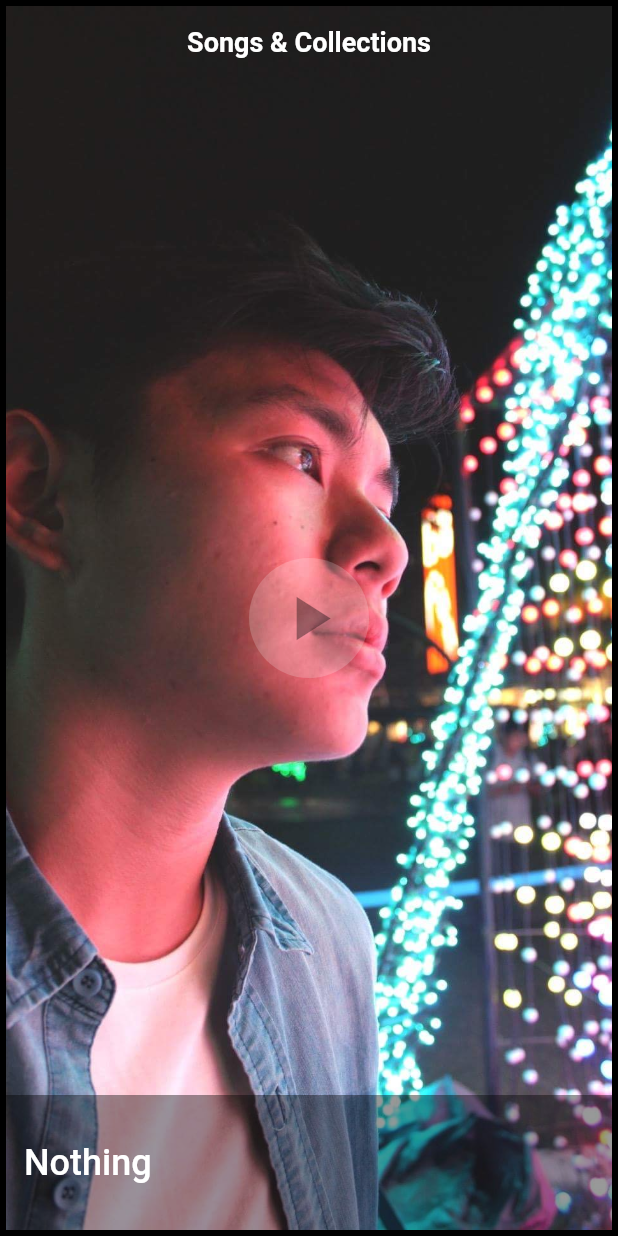
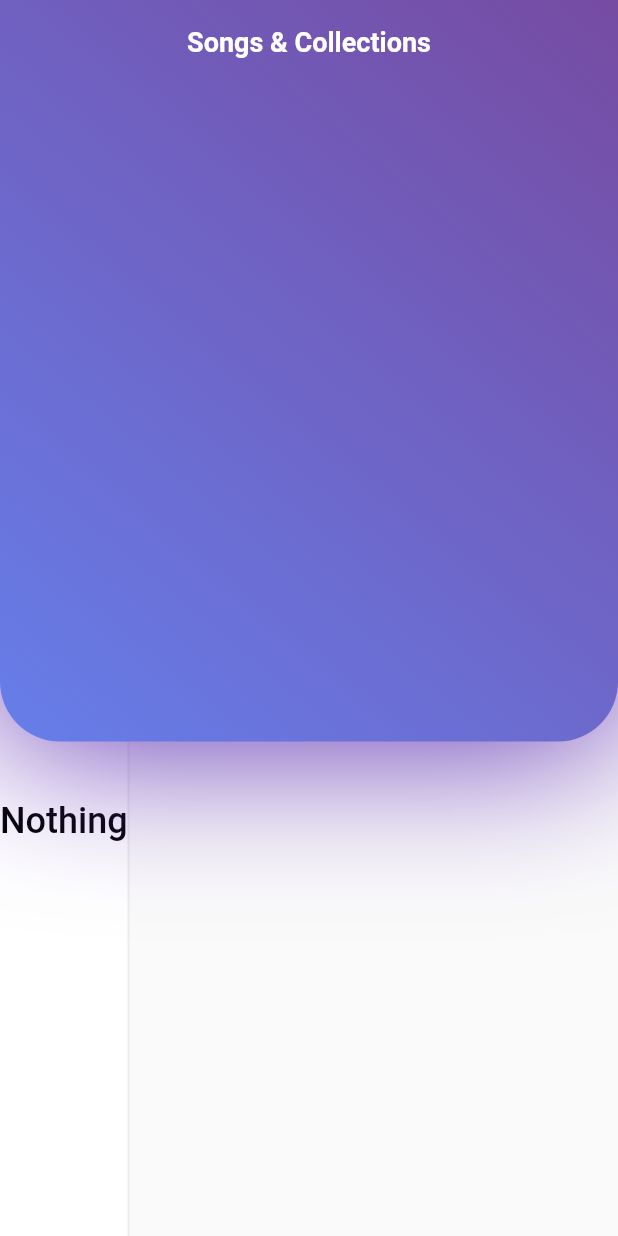
Before and after one commit to JosesGabriel/SongsAndCollections, a Flutter app: the screen it shows after launch, on a phone screen of 412 x 824 dp. Run offline on Flutter 3.47's test engine with Material 2 defaults, Android fonts, the phone set to English and light mode, and no system bars; Roboto replaces fonts that are missing (Nunito).

Commit message:
Full redesign (i swear this is the last time)

```diff
--- a/lib/main.dart
+++ b/lib/main.dart
@@ -32,7 +32,7 @@ class App extends StatelessWidget {
             headline6: TextStyle(
               fontFamily: 'Nunito',
               fontSize: 24,
-              color: Colors.white,
+              color: Colors.black,
             )),
         primarySwatch: Colors.grey,
         primaryColor: Color.fromRGBO(254, 219, 208, 1),
@@ -44,12 +44,16 @@ class App extends StatelessWidget {
 class _HomePageState extends StatelessWidget {
   @override
   Widget build(BuildContext context) {
+    final mediaQuery = MediaQuery.of(context);
+
     return Scaffold(
       extendBodyBehindAppBar: true,
       appBar: AppBar(
         title: Container(
-          child:
-              Text(appBarTitle, style: Theme.of(context).textTheme.headline5),
+          child: Text(
+            appBarTitle,
+            style: Theme.of(context).textTheme.headline5,
+          ),
         ),
         backgroundColor: Colors.transparent,
         centerTitle: true,
@@ -58,22 +62,26 @@ class _HomePageState extends StatelessWidget {
       body: Stack(
         children: [
           Container(
-            padding: EdgeInsets.zero,
-            margin: EdgeInsets.zero,
+            margin: EdgeInsets.only(top: mediaQuery.size.height * 0.55),
             decoration: BoxDecoration(
-              gradient: LinearGradient(
-                begin: Alignment.topRight,
-                end: Alignment.bottomLeft,
-                colors: [Colors.black, Colors.black],
+              borderRadius: BorderRadius.zero,
+            ),
+            height: mediaQuery.size.height * 0.45,
+            child: Card(
+              shape: RoundedRectangleBorder(
+                borderRadius: BorderRadius.zero,
+              ),
+              margin: EdgeInsets.zero,
+              child: Padding(
+                padding: const EdgeInsets.only(top: 80),
+                child: Text(
+                  _songList[0].title,
+                  style: Theme.of(context).textTheme.headline6,
+                ),
               ),
             ),
-            child: PageView.builder(
-                scrollDirection: Axis.horizontal,
-                itemCount: _songList.length,
-                itemBuilder: (BuildContext context, int index) {
-                  return SongCard(_songList[index].title);
-                }),
           ),
+          SongCard(_songList[0].title),
         ],
       ),
     );
--- a/lib/widgets/song_card.dart
+++ b/lib/widgets/song_card.dart
@@ -10,76 +10,34 @@ class SongCard extends StatefulWidget {
 }
 
 class _SongCardState extends State<SongCard> {
-  var _playButtonSize = 80.0;
-  var _icon = Icons.play_arrow;
-
-  onCardTap() {
-    setState(() {
-      if (_icon == Icons.play_arrow) {
-        _icon = Icons.pause;
-      } else {
-        _icon = Icons.play_arrow;
-      }
-    });
-  }
-
   @override
   Widget build(BuildContext context) {
     final mediaQuery = MediaQuery.of(context);
 
-    return GestureDetector(
-      onTap: () => onCardTap(),
-      child: Card(
-          child: SizedBox(
-        height: mediaQuery.size.height,
-        width: mediaQuery.size.width,
-        child: Stack(
-          alignment: Alignment.center,
-          children: [
-            Image.asset(
-              "assets/images/ses.jpg",
-              fit: BoxFit.fitHeight,
-              height: mediaQuery.size.height,
-            ),
-            // Song Title Banner
-            Positioned(
-              bottom: 0,
-              left: 0,
-              right: 0,
-              child: Container(
-                decoration: BoxDecoration(
-                  color: Colors.black.withOpacity(0.4),
-                ),
-                height: 90,
-                alignment: Alignment.centerLeft,
-                padding: EdgeInsets.symmetric(horizontal: 12),
-                child: Text(
-                  widget.title,
-                  style: Theme.of(context).textTheme.headline6,
-                ),
-              ),
-            ),
-            // Play Button
-            Padding(
-              padding: EdgeInsets.all(45),
-              child: AnimatedContainer(
-                duration: Duration(milliseconds: 900),
-                height: _playButtonSize,
-                width: _playButtonSize,
-                decoration: BoxDecoration(
-                  shape: BoxShape.circle,
-                  color: Colors.white.withOpacity(0.2),
-                ),
-                alignment: Alignment.center,
-                child: Icon(
-                  _icon,
-                  size: 50.0,
-                  color: Colors.black38,
-                ),
-              ),
-            ),
+    return SizedBox(
+      height: mediaQuery.size.height * 0.6,
+      width: mediaQuery.size.width,
+      child: Container(
+          decoration: BoxDecoration(
+        borderRadius: BorderRadius.only(
+          bottomLeft: Radius.circular(40),
+          bottomRight: Radius.circular(40),
+        ),
+        gradient: LinearGradient(
+          begin: Alignment.topRight,
+          end: Alignment.bottomLeft,
+          colors: [
+            Color(0xFF764BA2),
+            Color(0xFF667EEA),
           ],
         ),
+        boxShadow: [
+          BoxShadow(
+            color: Colors.deepPurple,
+            blurRadius: 90.0,
+            spreadRadius: 5.0,
+          ),
+        ],
       )),
     );
   }
```
